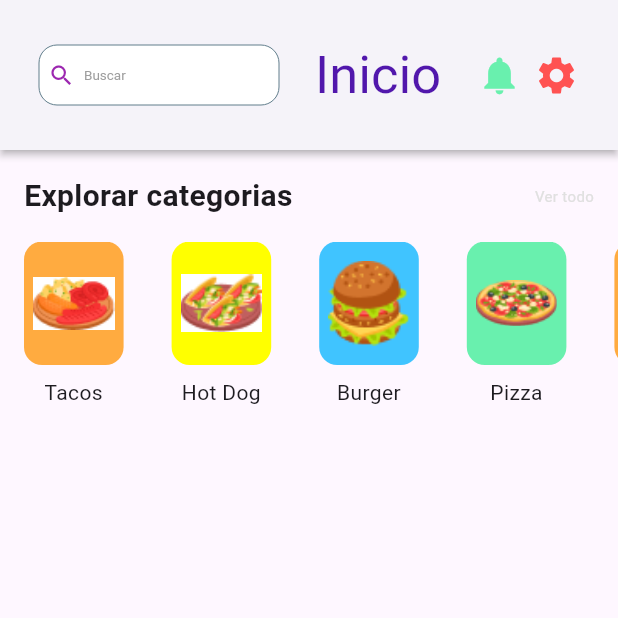
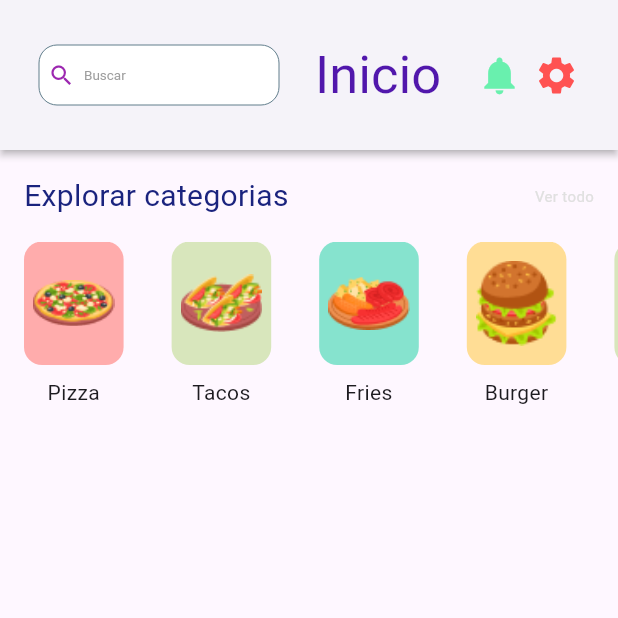
Before and after one commit to NesreenKhaled/food_delivery_app, a Flutter app: the screen it shows after launch, on a phone screen of 412 x 824 dp, the top half of it. Run offline on Flutter 3.47's test engine with Material 3 defaults, Android fonts, the phone set to English and light mode, and no system bars.

Commit message:
expanded

```diff
--- a/lib/widgets/category_card.dart
+++ b/lib/widgets/category_card.dart
@@ -16,7 +16,7 @@ class CategoryCard extends StatelessWidget {
           child: AspectRatio(
             aspectRatio: 1,
             child: Container(
-              margin: EdgeInsets.symmetric(horizontal: 8), // هامش معقول
+              margin: EdgeInsets.symmetric(horizontal: 8),
               decoration: BoxDecoration(
                 color: catCard.bkcolor,
                 borderRadius: BorderRadius.circular(12),
--- a/lib/widgets/category_list.dart
+++ b/lib/widgets/category_list.dart
@@ -7,40 +7,45 @@ class CategoryList extends StatelessWidget {
 
   final List<CategoryCardModel> categories = [
     CategoryCardModel(
-      name: 'Tacos',
-      img: 'assets/Group 107.jpg',
-      bkcolor: Colors.orangeAccent,
+      name: 'Pizza',
+      img: 'assets/Group 197.png',
+      bkcolor: Color(0xffFFACAC),
     ),
     CategoryCardModel(
-      name: 'Hot Dog',
-      img: 'assets/Group 159.jpg',
-      bkcolor: Colors.yellowAccent,
+      name: 'Tacos',
+      img: 'assets/Group 159.png',
+      bkcolor: Color.fromARGB(255, 216, 230, 188),
+    ),
+    CategoryCardModel(
+      name: 'Fries',
+      img: 'assets/Group 107.png',
+      bkcolor: Color(0xff86E3CE),
     ),
     CategoryCardModel(
       name: 'Burger',
       img: 'assets/Group 169.png',
-      bkcolor: Colors.lightBlueAccent,
+      bkcolor: Color(0xffFFDD95),
+    ),
+    CategoryCardModel(
+      name: 'Tacos',
+      img: 'assets/Group 159.png',
+      bkcolor: Color.fromARGB(255, 216, 230, 188),
+    ),
+
+    CategoryCardModel(
+      name: 'Burger',
+      img: 'assets/Group 169.png',
+      bkcolor: Color(0xffFFDD95),
     ),
     CategoryCardModel(
       name: 'Pizza',
       img: 'assets/Group 197.png',
-      bkcolor: Colors.greenAccent,
+      bkcolor: Color(0xffFFACAC),
     ),
-    CategoryCardModel(
-      name: 'Tacos',
-      img: 'assets/Group 107.jpg',
-      bkcolor: Colors.orangeAccent),
-      CategoryCardModel(
-      name: 'Tacos',
-      img: 'assets/Group 107.jpg',
-      bkcolor: Colors.orangeAccent)
   ];
 
   @override
   Widget build(BuildContext context) {
-    double cardSize = MediaQuery.of(context).size.width * 0.2;
-    double totalHeight = cardSize + 8 + 20; // Container + SizedBox + Text
-
     return Column(
       crossAxisAlignment: CrossAxisAlignment.start,
       children: [
@@ -51,7 +56,7 @@ class CategoryList extends StatelessWidget {
             children: [
               Text(
                 'Explorar categorias',
-                style: TextStyle(fontSize: 20, fontWeight: FontWeight.bold),
+                style: TextStyle(fontSize: 20, color: Colors.indigo.shade900),
               ),
               Text(
                 'Ver todo',
@@ -60,9 +65,11 @@ class CategoryList extends StatelessWidget {
             ],
           ),
         ),
-        SizedBox(
-          height: totalHeight, // ارتفاع ديناميكي صحيح
+        Expanded(
+          child: SizedBox(
+            // height: 85,
             child: ListView.builder(
+              // shrinkWrap: true,
               itemCount: categories.length,
               scrollDirection: Axis.horizontal,
               itemBuilder: (context, index) {
@@ -73,6 +80,7 @@ class CategoryList extends StatelessWidget {
               },
             ),
           ),
+        ),
       ],
     );
   }
```
Also changed, not shown: assets/Group 107 (1).png (added), assets/Group 107.jpg (deleted), assets/Group 159.png (added). Lines whose indentation alone changed are shown as unchanged.
